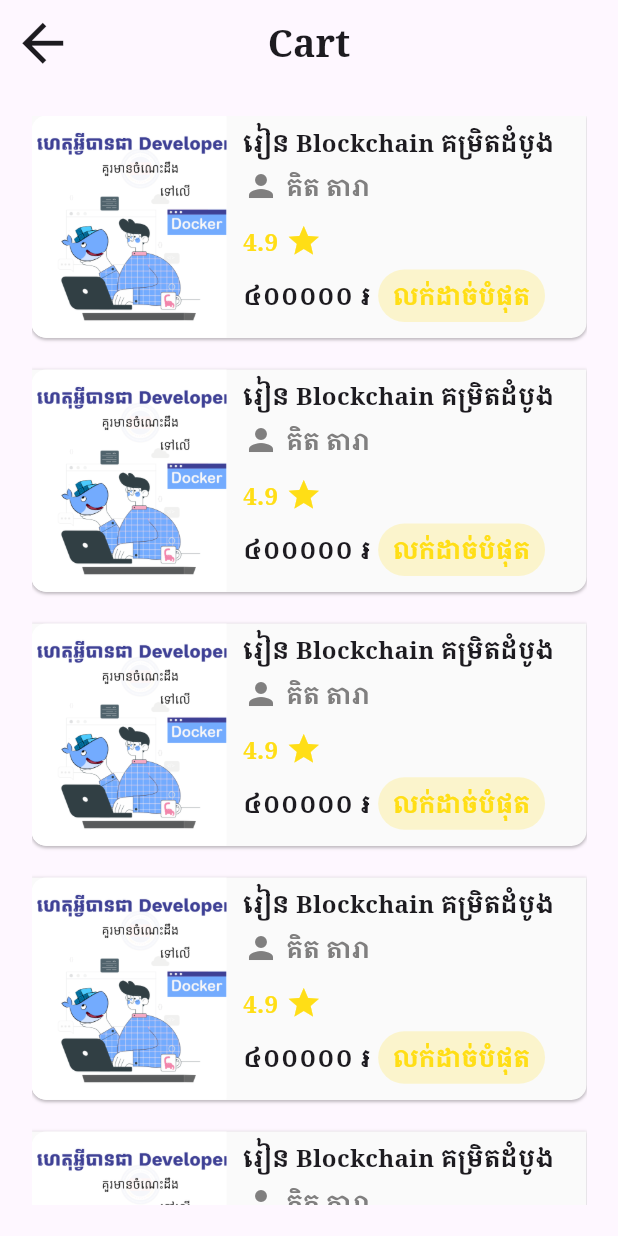
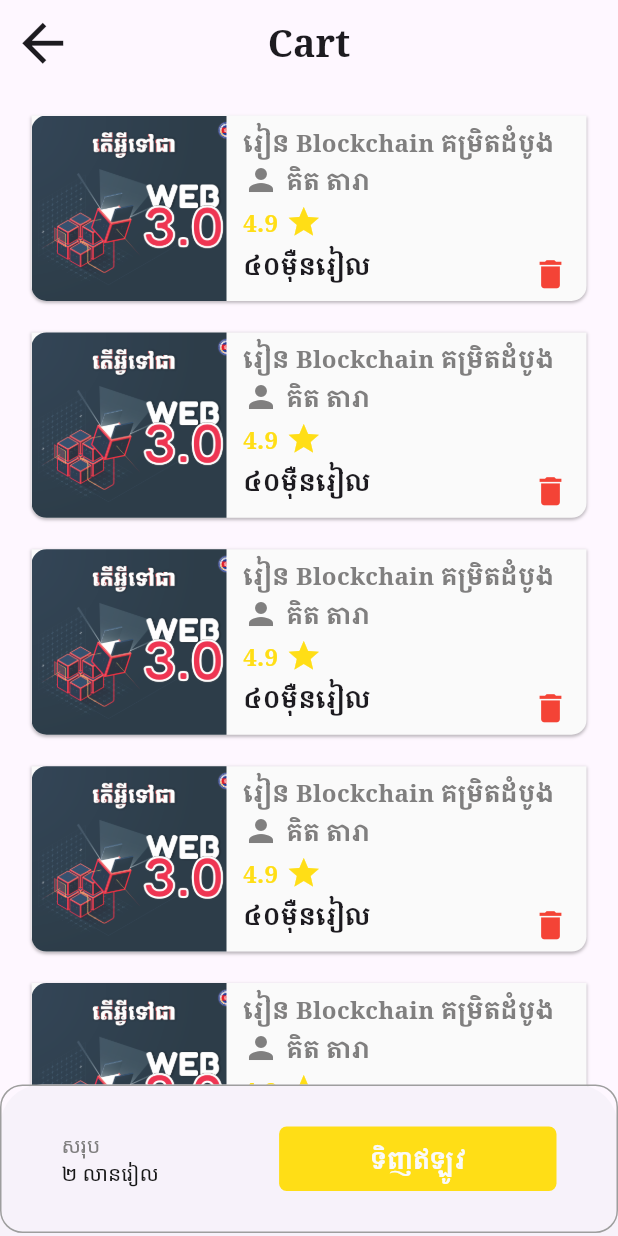
Before and after one commit to samnangma/mvvm-sample-developer-cambodia-flutter-, a Flutter app: the screen it shows after launch, after a tap on the "shopping cart" icon, on a phone screen of 412 x 824 dp. Run offline on Flutter 3.47's test engine with Material 2 defaults, Android fonts, the phone set to English and light mode, and no system bars; our stand-ins replace animate_do, carousel_slider, file_picker, flick_video_player, smooth_page_indicator, video_player; missing offline and left inert: flutter_pdfview, flutter_verification_code.

Commit message:
local change

```diff
--- a/lib/views/cart/cart.dart
+++ b/lib/views/cart/cart.dart
@@ -1,5 +1,8 @@
+
 import 'package:flutter/material.dart';
+import '../../constants/colors.dart';
 import '../../constants/size.dart';
+import '../checkout/checkout.dart';
 import 'widget/CartCourse.dart';
 
 class Cart extends StatelessWidget {
@@ -25,12 +28,54 @@ class Cart extends StatelessWidget {
         padding: const EdgeInsets.all(21.0),
         //course cart
         child: ListView.builder(
-            itemCount: 10,
+            itemCount: 5,
             itemBuilder: (context, index) => Padding(
                   padding: AppSize.ButtomOnly,
                   child: Add_Cart(),
                 )),
       ),
+      bottomSheet:
+      Padding(
+        padding: const EdgeInsets.only(bottom: 2),
+        child: Container(
+          width: MediaQuery.of(context).size.width,
+          decoration: BoxDecoration(
+            border: Border.all(color: Colors.grey),
+            borderRadius: BorderRadius.circular(15),
+          ),
+          child: Padding(
+            padding: EdgeInsets.symmetric(horizontal: 40,vertical: 27),
+            child: Row(
+              children: [
+                RichText(text: TextSpan(
+                  style: AppSize.TextDes,
+                  text: 'សរុប',
+                  children: [
+                    TextSpan(text: '\n២ លានរៀល',
+                    style: AppSize.TextDesBlack)
+                  ]
+                )),
+                Spacer(),
+                GestureDetector(
+                  onTap: () {
+                    Navigator.push(context, MaterialPageRoute(builder: (context) => Checkout(),));
+                  },
+                  child: Container(
+                    decoration: BoxDecoration(
+                      color: AppColor.primaryDarkColor,
+                      borderRadius: BorderRadius.circular(5)
+                    ),
+                    child: Padding(
+                      padding: EdgeInsets.symmetric(horizontal: 61,vertical: 10),
+                      child: Text('ទិញឥឡូវ',style: AppSize.SubTitle.copyWith(color: AppColor.primaryWhite),),
+                    ),
+                  ),
+                )
+              ],
+            ),
+          ),
+        ),
+      ),
     );
   }
 }
--- a/lib/views/cart/widget/CartCourse.dart
+++ b/lib/views/cart/widget/CartCourse.dart
@@ -12,7 +12,7 @@ class Add_Cart extends StatelessWidget {
   Widget build(BuildContext context) {
     return Container(
       width: MediaQuery.sizeOf(context).width,
-      height: MediaQuery.sizeOf(context).height * .18,
+      height: MediaQuery.sizeOf(context).height * .15,
       decoration: BoxDecoration(
         color: AppColor.primaryWhite,
         borderRadius: BorderRadius.only(
@@ -36,7 +36,7 @@ class Add_Cart extends StatelessWidget {
                     bottomLeft: Radius.circular(10),
                     topLeft: Radius.circular(10)),
                 child: Image.asset(
-                  'assets/images/14.png',
+                  'assets/images/13.png',
                   fit: BoxFit.cover,
                 ),
               ),
@@ -50,7 +50,7 @@ class Add_Cart extends StatelessWidget {
                   children: [
                     Text(
                       'រៀន Blockchain គម្រិតដំបូង',
-                      style: AppSize.SubTitle,
+                      style: AppSize.SubTitleB50 ,
                     ),
                     Expanded(
                       child: Row(
@@ -87,24 +87,11 @@ class Add_Cart extends StatelessWidget {
                       child: Row(
                         children: [
                           Text(
-                            '៤០០០០០ ៛',
+                            '៤០ម៉ឺនរៀល',
                             style: AppSize.SubTitle
                           ),
-                          SizedBox(
-                            width: 5,
-                          ),
-                          Container(
-                            padding: EdgeInsets.symmetric(
-                                vertical: 6, horizontal: 10),
-                            decoration: BoxDecoration(
-                                borderRadius: BorderRadius.circular(28),
-                                color:
-                                    AppColor.primaryDarkColor.withOpacity(.2)),
-                            child: Text(
-                              'លក់ដាច់បំផុត',
-                              style:AppSize.SubTitle.copyWith(color: AppColor.primaryDarkColor) ,
-                            ),
-                          ),
+                          Spacer(),
+                          IconButton(onPressed: (){}, icon: Icon(Icons.delete,color: Colors.red,size: 25,))
                         ],
                       ),
                     ),
--- a/lib/views/home/home.dart
+++ b/lib/views/home/home.dart
@@ -66,12 +66,14 @@ class _HomeScreenState extends State<HomeScreen> {
               children: [
                 Text(
                   "សួរស្តី, Samnang",
-                  style: AppSize.TitleCourse,
+                  style: AppSize.TitleCourse.copyWith(fontSize: 20),
                 ),
                 SizedBox(height: 10),
                 Text(
                   "តោះចាប់ផ្តើមរៀនទាំងអស់គ្នា!",
-                  style: AppSize.SubTitle,
+                  style: AppSize.SubTitle.copyWith(
+                    fontWeight: FontWeight.w500
+                  ),
                 )
               ],
             )
@@ -377,7 +379,7 @@ class _HomeScreenState extends State<HomeScreen> {
                                               color: Colors.red,
                                             ),
                                             child: Padding(
-                                              padding: const EdgeInsets.symmetric(horizontal: 8,vertical: 5),
+                                              padding: const EdgeInsets.symmetric(horizontal: 9,vertical: 3),
                                               child: Text('ឥតគិតថ្លៃ',style: AppSize.TextDes.copyWith(color: AppColor.primaryWhite),),
                                             ),
                                           ),
@@ -486,7 +488,7 @@ class _HomeScreenState extends State<HomeScreen> {
                                               color: Colors.red,
                                             ),
                                             child: Padding(
-                                              padding: const EdgeInsets.symmetric(horizontal: 8,vertical: 5),
+                                              padding: const EdgeInsets.symmetric(horizontal: 9,vertical: 3),
                                               child: Text('បញ្ចុះតម្លៃ ៥០%',style: AppSize.TextDes.copyWith(color: AppColor.primaryWhite),),
                                             ),
                                           ),
--- a/lib/views/home/widgets/popular_course.dart
+++ b/lib/views/home/widgets/popular_course.dart
@@ -33,7 +33,7 @@ class PopularCourse extends StatelessWidget {
                   color: AppColor.primaryDarkColor,
                 ),
                 child: Padding(
-                  padding: const EdgeInsets.symmetric(horizontal: 8,vertical: 5),
+                  padding: const EdgeInsets.symmetric(horizontal: 9,vertical: 3),
                   child: Text('លក់ដាច់ជាងគេ',style: AppSize.TextDes.copyWith(color: AppColor.primaryWhite),),
                 ),
               ),
```
Also changed, not shown: lib/views/checkout/checkout.dart (+41 -7 lines), lib/views/checkout/widget/checkout.dart (+6 -19 lines).
